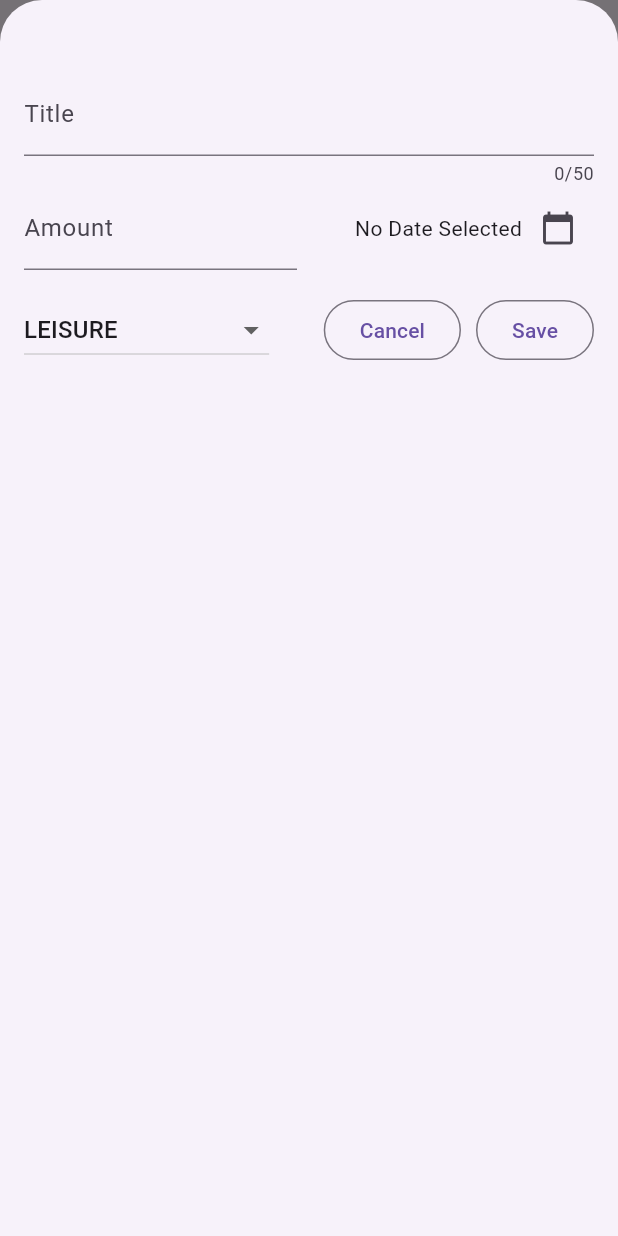
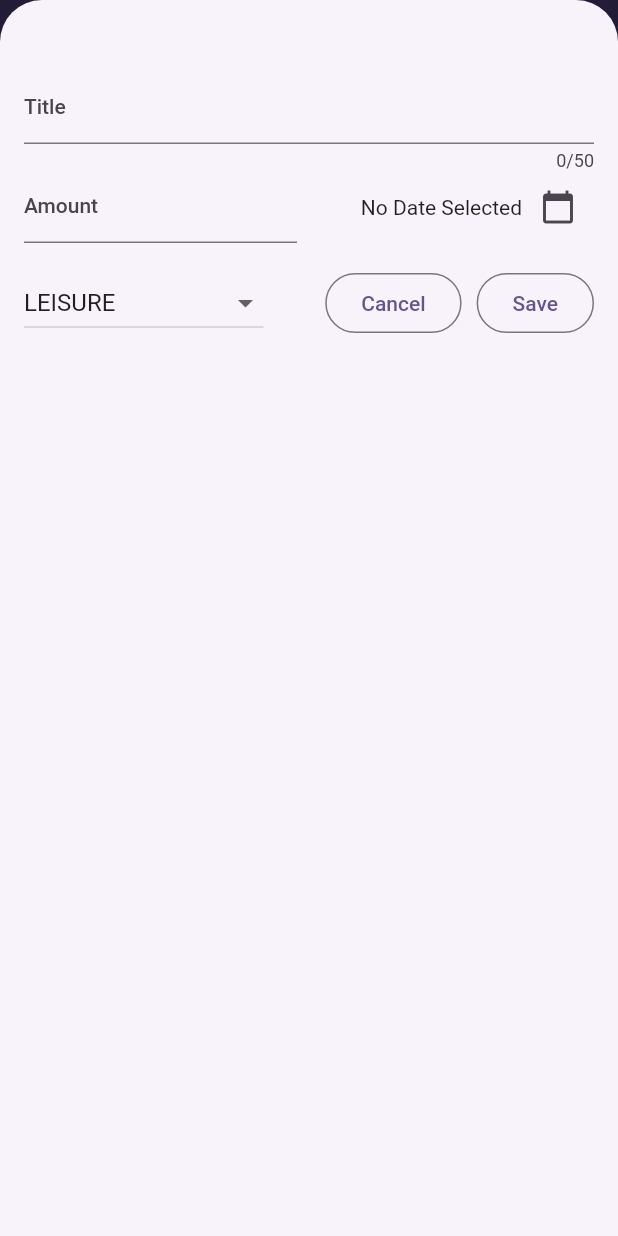
Before and after one commit to pahmel0/expense_tracker, a Flutter app: the screen it shows after launch, after a tap on the "add" icon, on a phone screen of 412 x 824 dp. Run offline on Flutter 3.47's test engine with Material 2 defaults, Android fonts, the phone set to English and light mode, and no system bars.

Commit message:
Added a lot of themeData to app

```diff
--- a/lib/main.dart
+++ b/lib/main.dart
@@ -1,11 +1,60 @@
 import 'package:flutter/material.dart';
 import 'package:expense_tracker/widgets/expenses.dart';
+
+var kColorScheme =
+    ColorScheme.fromSeed(seedColor: const Color.fromARGB(255, 96, 59, 181));
+var kDarkColorScheme = ColorScheme.fromSeed(
+    brightness: Brightness.dark,
+    seedColor: const Color.fromARGB(255, 5, 99, 125));
 
 void main() {
   runApp(
     MaterialApp(
       debugShowCheckedModeBanner: false,
-      theme: ThemeData(useMaterial3: true),
+      darkTheme: ThemeData.dark().copyWith(
+        useMaterial3: true,
+        colorScheme: kDarkColorScheme,
+        cardTheme: const CardTheme().copyWith(
+          color: kDarkColorScheme.secondaryContainer,
+          margin: const EdgeInsets.symmetric(
+            vertical: 8,
+            horizontal: 16,
+          ),
+        ),
+      ),
+      theme: ThemeData().copyWith(
+        useMaterial3: true,
+        colorScheme: kColorScheme,
+        appBarTheme: const AppBarTheme().copyWith(
+          backgroundColor: kColorScheme.onPrimaryContainer,
+          foregroundColor: kColorScheme.primaryContainer,
+        ),
+        cardTheme: const CardTheme().copyWith(
+            color: kColorScheme.secondaryContainer,
+            margin: const EdgeInsets.symmetric(
+              vertical: 8,
+              horizontal: 16,
+            )),
+        elevatedButtonTheme: ElevatedButtonThemeData(
+          style: ElevatedButton.styleFrom(
+            backgroundColor: kColorScheme.primaryContainer,
+            foregroundColor: kDarkColorScheme.onPrimaryContainer,
+          ),
+        ),
+        textButtonTheme: TextButtonThemeData(
+          style: TextButton.styleFrom(
+            backgroundColor: kColorScheme.primaryContainer,
+          ),
+        ),
+        textTheme: ThemeData().textTheme.copyWith(
+              titleLarge: TextStyle(
+                fontSize: 17,
+                color: kColorScheme.onSecondaryContainer,
+                fontWeight: FontWeight.bold,
+              ),
+            ),
+      ),
+      //themeMode: ThemeMode.system,
       home: const Expenses(),
     ),
   );
```
